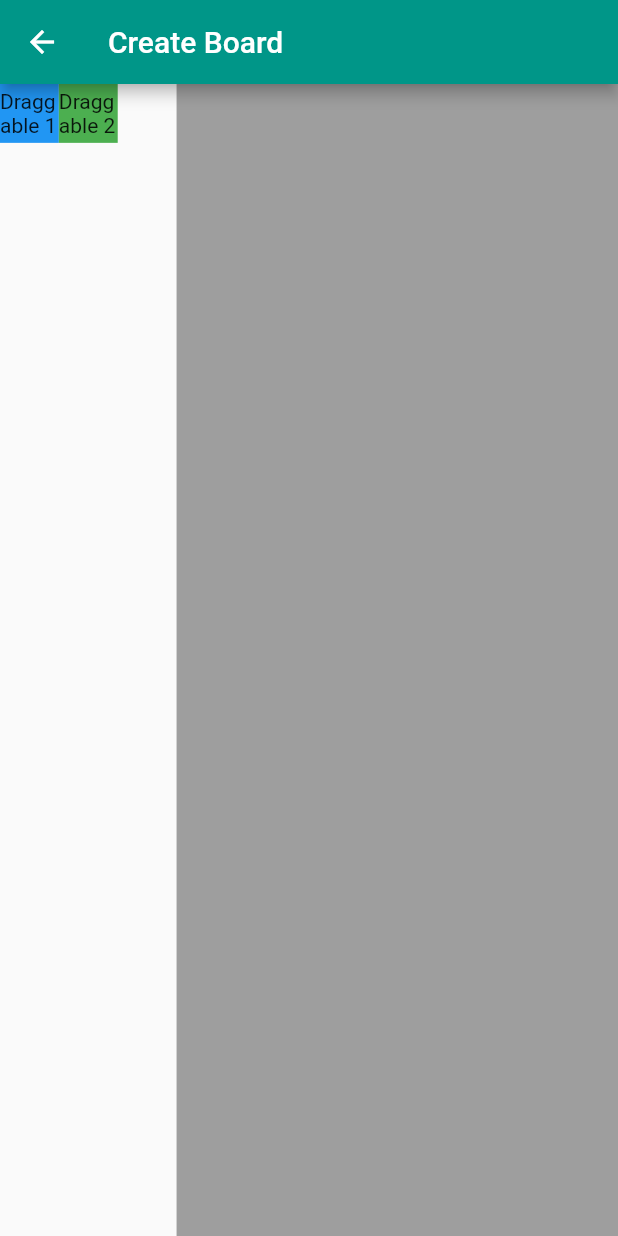
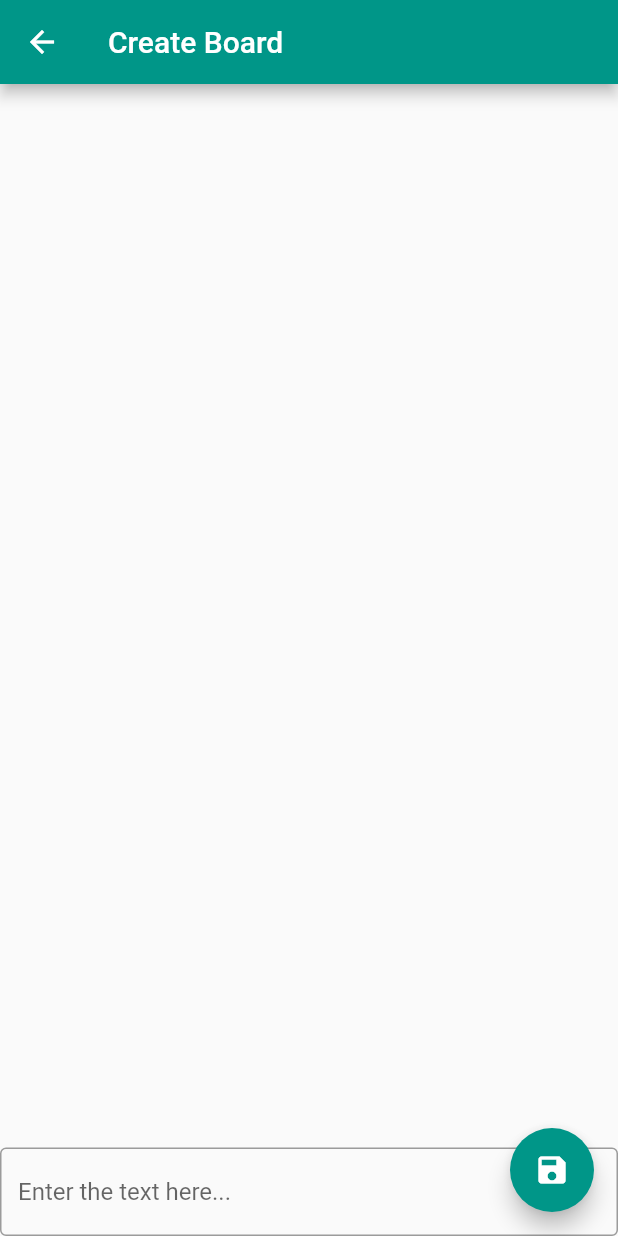
Before and after one commit to vipinchandranp/myboard, a Flutter app: the CreateBoardScreen screen opened directly, on a phone screen of 412 x 824 dp. Run offline on Flutter 3.47's test engine with Material 2 defaults, Android fonts, the light colour scheme and no system bars; our stand-ins replace bloc, equatable, flutter_bloc, flutter_rating_bar, google_maps_flutter, image_picker and 3 more.

Commit message:
basic skeleton

```diff
--- a/lib/screens/create_bord_screen.dart
+++ b/lib/screens/create_bord_screen.dart
@@ -1,4 +1,14 @@
 import 'package:flutter/material.dart';
+
+class BoardItem {
+  final String text;
+  final Color color;
+
+  BoardItem({
+    required this.text,
+    required this.color,
+  });
+}
 
 class CreateBoardScreen extends StatefulWidget {
   @override
@@ -6,7 +16,14 @@ class CreateBoardScreen extends StatefulWidget {
 }
 
 class _CreateBoardScreenState extends State<CreateBoardScreen> {
-  List<Widget> _draggedItems = [];
+  TextEditingController _textEditingController = TextEditingController();
+  List<BoardItem> _boardItems = [];
+
+  @override
+  void dispose() {
+    _textEditingController.dispose();
+    super.dispose();
+  }
 
   @override
   Widget build(BuildContext context) {
@@ -14,61 +31,49 @@ class _CreateBoardScreenState extends State<CreateBoardScreen> {
       appBar: AppBar(
         title: Text('Create Board'),
       ),
-      body: Row(
+      body: Column(
         children: [
           Expanded(
-            flex: 2,
-            child: buildMenuGrid(),
+            child: ListView.builder(
+              itemCount: _boardItems.length,
+              itemBuilder: (context, index) {
+                final boardItem = _boardItems[index];
+                return ListTile(
+                  title: Text(boardItem.text),
+                  tileColor: boardItem.color,
+                );
+              },
+            ),
           ),
-          Expanded(
-            flex: 5,
-            child: buildContainer(),
+          TextField(
+            maxLines: null,
+            controller: _textEditingController,
+            decoration: InputDecoration(
+              border: OutlineInputBorder(),
+              hintText: 'Enter the text here...',
+            ),
           ),
         ],
+      ),
+      floatingActionButton: FloatingActionButton(
+        onPressed: () {
+          // Handle saving the content
+          _saveContent();
+        },
+        child: Icon(Icons.save),
       ),
     );
   }
 
-  Widget buildMenuGrid() {
-    return GridView.count(
-      crossAxisCount: 3,
-      children: [
-        // Add your draggable items here
-        Draggable(
-          child: Container(
-            color: Colors.blue,
-            child: Center(child: Text('Draggable 1')),
-          ),
-          feedback: Container(
-            color: Colors.blue.withOpacity(0.5),
-            child: Center(child: Text('Draggable 1')),
-          ),
-          childWhenDragging: Container(),
-        ),
-        Draggable(
-          child: Container(
-            color: Colors.green,
-            child: Center(child: Text('Draggable 2')),
-          ),
-          feedback: Container(
-            color: Colors.green.withOpacity(0.5),
-            child: Center(child: Text('Draggable 2')),
-          ),
-          childWhenDragging: Container(),
-        ),
-        // Add more draggable items as needed
-      ],
+  void _saveContent() {
+    final String text = _textEditingController.text;
+    final BoardItem boardItem = BoardItem(
+      text: text,
+      color: Colors.yellow, // You can customize the color here
     );
-  }
-
-  Widget buildContainer() {
-    return Container(
-      color: Colors.grey,
-      child: Stack(
-        children: [
-          ..._draggedItems,
-        ],
-      ),
-    );
+    setState(() {
+      _boardItems.add(boardItem);
+      _textEditingController.clear();
+    });
   }
 }
```
Also changed, not shown: lib/screens/ad_creation_screen.dart (+41 -1 lines).
